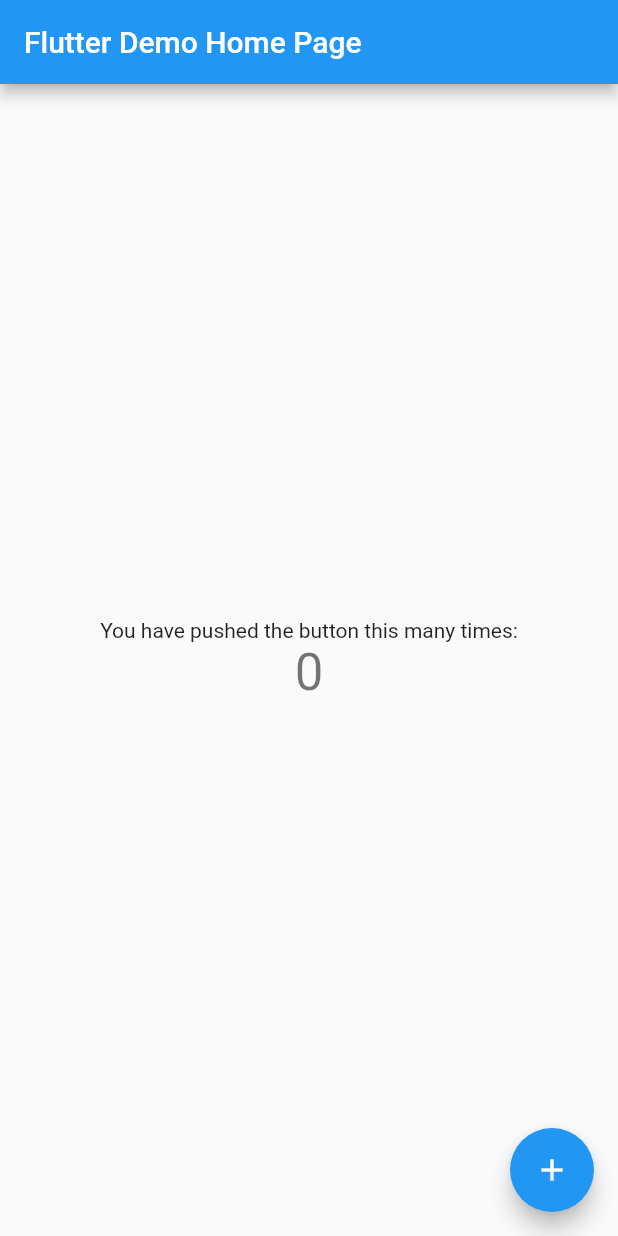
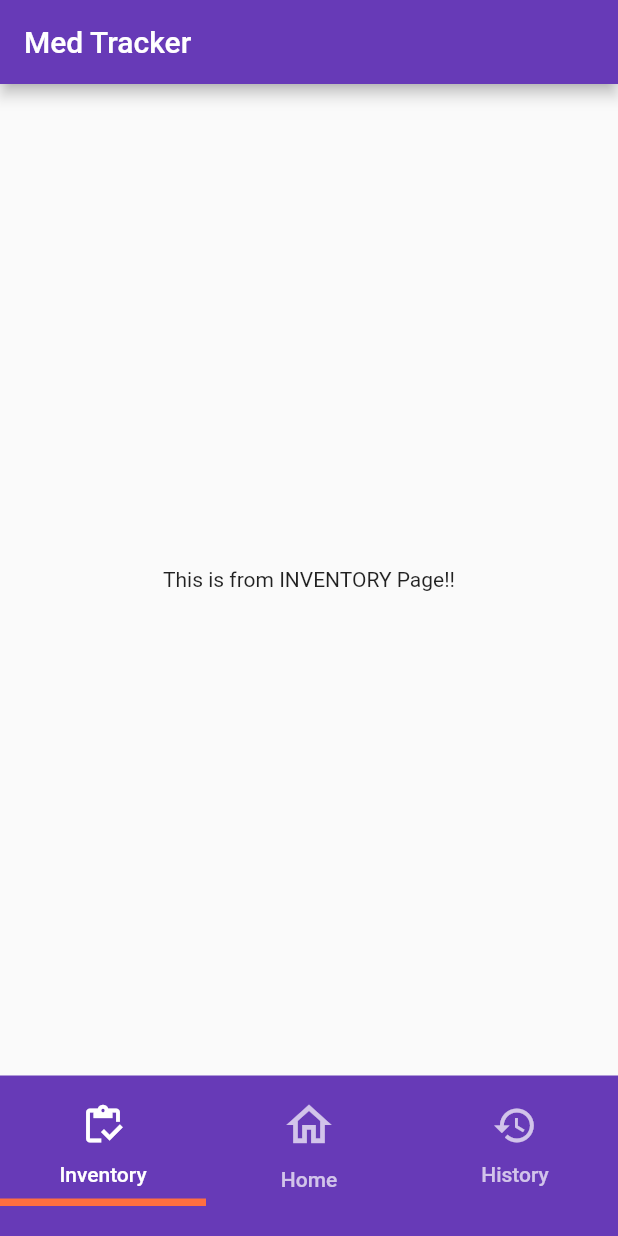
Before and after one commit to StephanRaab/MedTracker, a Flutter app: the screen it shows after launch, on a phone screen of 412 x 824 dp. Run offline on Flutter 3.47's test engine with Material 2 defaults, Android fonts, the phone set to English and light mode, and no system bars.

Commit message:
get tabbar working and importing data from pages

```diff
--- /dev/null
+++ b/med_tracker/lib/history.dart
@@ -0,0 +1,11 @@
+import 'package:flutter/material.dart';
+
+class HistoryPage extends StatelessWidget {
+  @override
+  Widget build(BuildContext context) {
+    return Scaffold(
+      body:
+          Center(child: Container(child: Text('This is from HISTORY Page!!'))),
+    );
+  }
+}
--- /dev/null
+++ b/med_tracker/lib/home.dart
@@ -0,0 +1,10 @@
+import 'package:flutter/material.dart';
+
+class HomePage extends StatelessWidget {
+  @override
+  Widget build(BuildContext context) {
+    return Scaffold(
+      body: Center(child: Container(child: Text('This is from HOME Page!!'))),
+    );
+  }
+}
--- /dev/null
+++ b/med_tracker/lib/inventory.dart
@@ -0,0 +1,11 @@
+import 'package:flutter/material.dart';
+
+class InventoryPage extends StatelessWidget {
+  @override
+  Widget build(BuildContext context) {
+    return Scaffold(
+      body: Center(
+          child: Container(child: Text('This is from INVENTORY Page!!'))),
+    );
+  }
+}
--- a/med_tracker/lib/main.dart
+++ b/med_tracker/lib/main.dart
@@ -1,4 +1,7 @@
 import 'package:flutter/material.dart';
+import 'package:med_tracker/history.dart';
+import 'package:med_tracker/home.dart';
+import 'package:med_tracker/inventory.dart';
 
 void main() {
   runApp(const MyApp());
@@ -7,109 +10,65 @@ void main() {
 class MyApp extends StatelessWidget {
   const MyApp({super.key});
 
-  // This widget is the root of your application.
   @override
   Widget build(BuildContext context) {
     return MaterialApp(
-      title: 'Flutter Demo',
-      theme: ThemeData(
-        // This is the theme of your application.
-        //
-        // Try running your application with "flutter run". You'll see the
-        // application has a blue toolbar. Then, without quitting the app, try
-        // changing the primarySwatch below to Colors.green and then invoke
-        // "hot reload" (press "r" in the console where you ran "flutter run",
-        // or simply save your changes to "hot reload" in a Flutter IDE).
-        // Notice that the counter didn't reset back to zero; the application
-        // is not restarted.
-        primarySwatch: Colors.blue,
+      home: SafeArea(
+        child: DefaultTabController(
+          length: 3,
+          child: Scaffold(
+            appBar: AppBar(
+              backgroundColor: Colors.deepPurple,
+              title: const Text('Med Tracker'),
+            ),
+            bottomNavigationBar: menu(),
+            body: TabBarView(
+              children: [
+                InventoryPage(),
+                HomePage(),
+                HistoryPage(),
+              ],
+            ),
+          ),
+        ),
       ),
-      home: const MyHomePage(title: 'Flutter Demo Home Page'),
+    );
+  }
+
+  Widget menu() {
+    return Container(
+      color: Colors.deepPurple,
+      child: const TabBar(
+        labelColor: Colors.white,
+        unselectedLabelColor: Colors.white70,
+        padding: EdgeInsets.only(bottom: 20),
+        indicatorColor: Colors.deepOrangeAccent,
+        labelPadding: EdgeInsets.only(top: 10, bottom: 0),
+        indicatorWeight: 5,
+        tabs: [
+          Tab(
+            text: "Inventory",
+            icon: Icon(
+              Icons.inventory_outlined,
+              size: 30,
+            ),
+          ),
+          Tab(
+            text: "Home",
+            icon: Icon(
+              Icons.home_outlined,
+              size: 36,
+            ),
+          ),
+          Tab(
+            text: "History",
+            icon: Icon(
+              Icons.history_outlined,
+              size: 30,
+            ),
+          ),
+        ],
+      ),
     );
   }
 }
-
-class MyHomePage extends StatefulWidget {
-  const MyHomePage({super.key, required this.title});
-
-  // This widget is the home page of your application. It is stateful, meaning
-  // that it has a State object (defined below) that contains fields that affect
-  // how it looks.
-
-  // This class is the configuration for the state. It holds the values (in this
-  // case the title) provided by the parent (in this case the App widget) and
-  // used by the build method of the State. Fields in a Widget subclass are
-  // always marked "final".
-
-  final String title;
-
-  @override
-  State<MyHomePage> createState() => _MyHomePageState();
-}
-
-class _MyHomePageState extends State<MyHomePage> {
-  int _counter = 0;
-
-  void _incrementCounter() {
-    setState(() {
-      // This call to setState tells the Flutter framework that something has
-      // changed in this State, which causes it to rerun the build method below
-      // so that the display can reflect the updated values. If we changed
-      // _counter without calling setState(), then the build method would not be
-      // called again, and so nothing would appear to happen.
-      _counter++;
-    });
-  }
-
-  @override
-  Widget build(BuildContext context) {
-    // This method is rerun every time setState is called, for instance as done
-    // by the _incrementCounter method above.
-    //
-    // The Flutter framework has been optimized to make rerunning build methods
-    // fast, so that you can just rebuild anything that needs updating rather
-    // than having to individually change instances of widgets.
-    return Scaffold(
-      appBar: AppBar(
-        // Here we take the value from the MyHomePage object that was created by
-        // the App.build method, and use it to set our appbar title.
-        title: Text(widget.title),
-      ),
-      body: Center(
-        // Center is a layout widget. It takes a single child and positions it
-        // in the middle of the parent.
-        child: Column(
-          // Column is also a layout widget. It takes a list of children and
-          // arranges them vertically. By default, it sizes itself to fit its
-          // children horizontally, and tries to be as tall as its parent.
-          //
-          // Invoke "debug painting" (press "p" in the console, choose the
-          // "Toggle Debug Paint" action from the Flutter Inspector in Android
-          // Studio, or the "Toggle Debug Paint" command in Visual Studio Code)
-          // to see the wireframe for each widget.
-          //
-          // Column has various properties to control how it sizes itself and
-          // how it positions its children. Here we use mainAxisAlignment to
-          // center the children vertically; the main axis here is the vertical
-          // axis because Columns are vertical (the cross axis would be
-          // horizontal).
-          mainAxisAlignment: MainAxisAlignment.center,
-          children: <Widget>[
-            const Text(
-              'You have pushed the button this many times:',
-            ),
-            Text(
-              '$_counter',
-              style: Theme.of(context).textTheme.headline4,
-            ),
-          ],
-        ),
-      ),
-      floatingActionButton: FloatingActionButton(
-        onPressed: _incrementCounter,
-        tooltip: 'Increment',
-        child: const Icon(Icons.add),
-      ), // This trailing comma makes auto-formatting nicer for build methods.
-    );
-  }
-}
```
